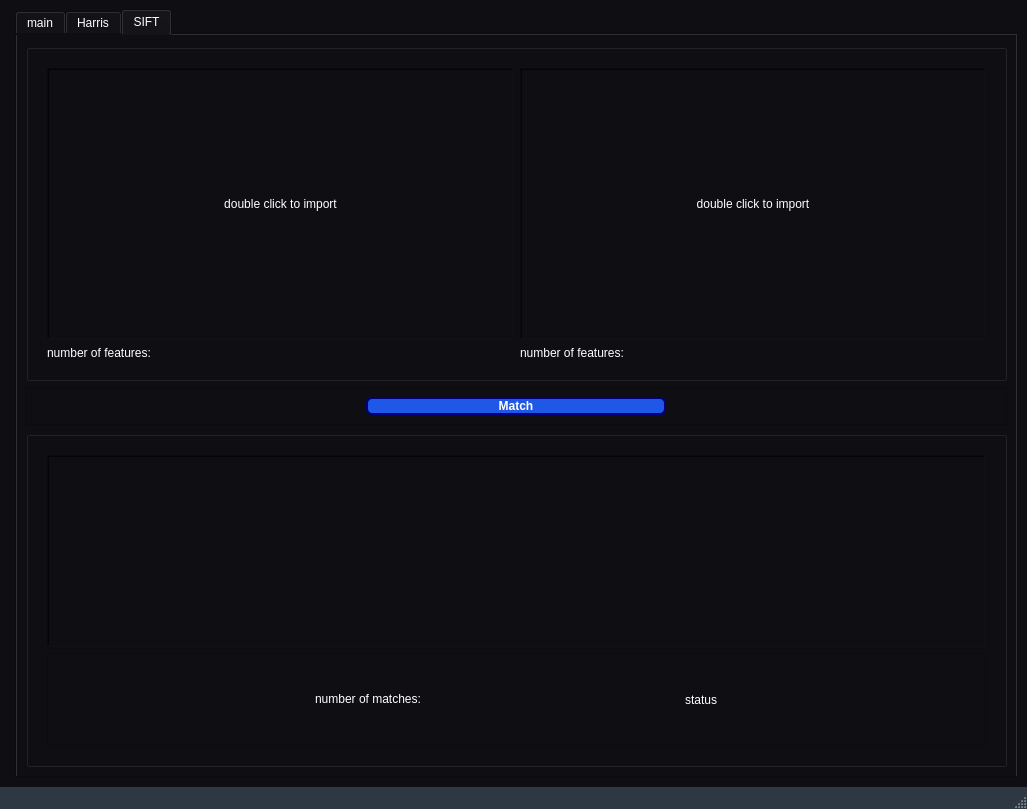
The window that ui.ui (Eagle-E-Y-E/KeyMatch) describes before a commit, drawn with Qt 5.
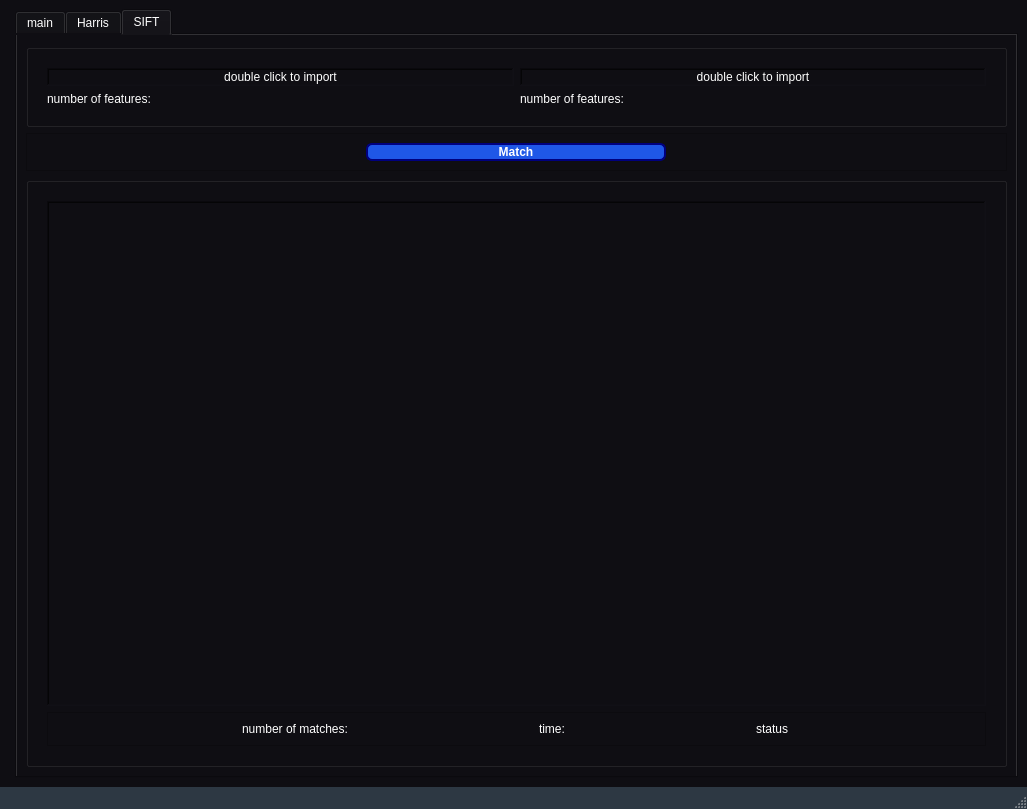
The same window after the commit. The open tabs and pages were chosen to show the change. Icons and pictures are not drawn.

```diff
--- a/ui.ui
+++ b/ui.ui
@@ -2373,7 +2373,7 @@
                   <item>
                    <widget class="QGraphicsView" name="SIFT_output_img1_GV">
                     <property name="sizePolicy">
-                     <sizepolicy hsizetype="Preferred" vsizetype="Preferred">
+                     <sizepolicy hsizetype="Preferred" vsizetype="Expanding">
                       <horstretch>0</horstretch>
                       <verstretch>0</verstretch>
                      </sizepolicy>
@@ -2417,6 +2417,19 @@
                        </property>
                       </widget>
                      </item>
+                     <item>
+                      <widget class="QLabel" name="label_3">
+                       <property name="sizePolicy">
+                        <sizepolicy hsizetype="Maximum" vsizetype="Preferred">
+                         <horstretch>0</horstretch>
+                         <verstretch>0</verstretch>
+                        </sizepolicy>
+                       </property>
+                       <property name="text">
+                        <string>time:</string>
+                       </property>
+                      </widget>
+                     </item>
                      <item>
                       <widget class="QLabel" name="status_label">
                        <property name="sizePolicy">
```
Left out of the diff: 2 changed lines with no effect on the pictures.
